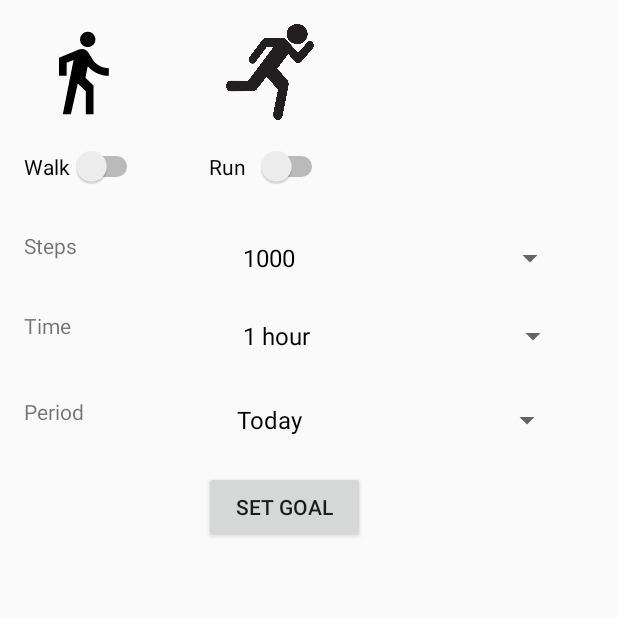
After one commit to SaadBenn/Go2Fit, an Android app: the fragment SetGoalsUI shown on its own in the app's theme, on a phone screen of 412 x 824 dp, the top half of it. The commit adds this screen. Run offline under Robolectric (Android 15) with nearby library versions, the phone set to English and light mode, and no system bars.

Commit message:
Combine with master

```diff
--- a/Go2Fit/source/app/src/main/java/comp3350/go2fit/Application/MainActivity.java
+++ b/Go2Fit/source/app/src/main/java/comp3350/go2fit/Application/MainActivity.java
@@ -34,6 +34,7 @@ public class MainActivity extends AppCompatActivity {
         layout.addTab(layout.newTab().setText(R.string.home));
         layout.addTab(layout.newTab().setText(R.string.challenges));
         layout.addTab(layout.newTab().setText(R.string.current_challenge));
+        layout.addTab(layout.newTab().setText("Set Goals"));
 
         layout.setTabGravity(TabLayout.GRAVITY_FILL);
 
--- a/Go2Fit/source/app/src/main/java/comp3350/go2fit/Application/PagerAdapter.java
+++ b/Go2Fit/source/app/src/main/java/comp3350/go2fit/Application/PagerAdapter.java
@@ -22,6 +22,7 @@ import android.support.v4.app.FragmentStatePagerAdapter;
 import comp3350.go2fit.PresentationLayer.ChallengesFragement;
 import comp3350.go2fit.PresentationLayer.HomePageFragement;
 import comp3350.go2fit.PresentationLayer.TrackProgressUI;
+import comp3350.go2fit.PresentationLayer.SetGoalsUI;
 
 /**
  * Fragment to return the clicked tab.
@@ -44,6 +45,8 @@ public class PagerAdapter extends FragmentStatePagerAdapter {
                 return new ChallengesFragement();
             case 2:
                 return new TrackProgressUI();
+            case 3:
+                return new SetGoalsUI();
             default:
                 return null;
         }
--- a/Go2Fit/source/app/src/main/java/comp3350/go2fit/Application/Services.java
+++ b/Go2Fit/source/app/src/main/java/comp3350/go2fit/Application/Services.java
@@ -6,12 +6,16 @@ import comp3350.go2fit.PersistenceLayer.TrackProgressPersistence;
 import comp3350.go2fit.PersistenceLayer.TrackProgressPersistenceStub;
 import comp3350.go2fit.PersistenceLayer.UserPersistence;
 import comp3350.go2fit.PersistenceLayer.UserPersistenceStub;
+import comp3350.go2fit.PersistenceLayer.SetGoalPersistence;
+import comp3350.go2fit.PersistenceLayer.SetGoalPersistenceStub;
+
 
 public class Services
 {
     private static ChallengePersistence challengePersistence = null;
     private static TrackProgressPersistence trackProgressPersistence = null;
     private static UserPersistence userPersistence = null;
+    private static SetGoalPersistence setGoalPersistence = null;
 
     public static synchronized ChallengePersistence getChallengePersistence()
     {
@@ -36,13 +40,23 @@ public class Services
     }
 
     public static synchronized UserPersistence getUserPersistence()
+{
+    if(userPersistence == null)
     {
-        if(userPersistence == null)
+        userPersistence = new UserPersistenceStub();
+        userPersistence.initializeDatabase();
+    }
+
+    return userPersistence;
+}
+    public static synchronized SetGoalPersistence getSetGoalPersistence()
+    {
+        if(setGoalPersistence == null)
         {
-            userPersistence = new UserPersistenceStub();
-            userPersistence.initializeDatabase();
+            setGoalPersistence = new SetGoalPersistenceStub();
+            setGoalPersistence.initializeDatabase();
         }
 
-        return userPersistence;
+        return setGoalPersistence;
     }
 }
--- /dev/null
+++ b/Go2Fit/source/app/src/main/java/comp3350/go2fit/BuisnessLayer/SetGoalLogic.java
@@ -0,0 +1,55 @@
+package comp3350.go2fit.BuisnessLayer;
+
+import comp3350.go2fit.Models.SetGoalModel;
+import android.widget.Switch;
+
+import comp3350.go2fit.Application.Services;
+import comp3350.go2fit.PersistenceLayer.SetGoalPersistence;
+
+public class SetGoalLogic
+{
+    SetGoalPersistence db;
+
+    public SetGoalLogic()
+    {
+        db = Services.getSetGoalPersistence();
+    }
+
+    public Object[] getData()
+    {
+
+        Object [] data=new Object[5];
+        data[0]=db.getSteps();
+        data[1]=db.getTime();
+        data[2]=db.getPeriod();
+
+        return data;
+    }
+
+    public String modeselected(Switch one,Switch two)
+    {
+        String result="";
+        if(one.isChecked())
+        {
+            two.setChecked(false);
+            result="walk";
+        }
+        else
+        {
+            if(two.isChecked())
+            {
+                one.setChecked(false);
+                result="Run";
+            }
+        }
+        return result;
+    }
+
+    public void setgoal(SetGoalModel model)
+    {
+        db.addgoal(model);
+    }
+
+
+
+}
--- /dev/null
+++ b/Go2Fit/source/app/src/main/java/comp3350/go2fit/Models/SetGoalModel.java
@@ -0,0 +1,41 @@
+package comp3350.go2fit.Models;
+
+import android.widget.Switch;
+
+import java.sql.Time;
+
+public class SetGoalModel {
+    private String mode;
+    private Integer steps;
+    private String time;
+    private String period;
+
+    public SetGoalModel(String mode,Integer steps,String time,String period)
+    {
+        this.mode=mode;
+        this.steps=steps;
+        this.time=time;
+        this.period=period;
+    }
+    public String getMode() {
+        return mode;
+
+    }
+    public Integer getSteps()
+
+    {
+        return steps;
+    }
+
+    public String  getTime()
+    {
+        return time;
+    }
+    public String getPeriod()
+    {
+        return period;
+    }
+
+
+
+}
--- /dev/null
+++ b/Go2Fit/source/app/src/main/java/comp3350/go2fit/PersistenceLayer/SetGoalPersistence.java
@@ -0,0 +1,17 @@
+package comp3350.go2fit.PersistenceLayer;
+
+import comp3350.go2fit.Models.SetGoalModel;
+
+public interface SetGoalPersistence {
+
+    public void initializeDatabase();
+    public String[] getPeriod();
+
+    public String[] getTime();
+
+    public Integer[] getSteps();
+
+
+    public void addgoal(SetGoalModel model);
+
+}
--- /dev/null
+++ b/Go2Fit/source/app/src/main/java/comp3350/go2fit/PersistenceLayer/SetGoalPersistenceStub.java
@@ -0,0 +1,43 @@
+package comp3350.go2fit.PersistenceLayer;
+
+import comp3350.go2fit.Models.SetGoalModel;
+import java.sql.Time;
+import java.util.ArrayList;
+
+public class SetGoalPersistenceStub implements SetGoalPersistence{
+
+    private String[] period;
+    private Integer[] steps;
+    private String[] time;
+    private ArrayList<SetGoalModel> goalset;
+
+    public SetGoalPersistenceStub()
+    {
+
+    }
+
+    public void initializeDatabase()
+    {
+        period=new String[]{"Today","Weekly","Monthly"};
+        steps=new Integer[]{1000,2000,3000};
+        time=new String[]{"1 hour","2 hours"};
+        goalset=new ArrayList<SetGoalModel>();
+    }
+
+    public String[] getPeriod()
+    {
+        return period;
+    }
+    public String[] getTime() {
+        return time;
+    }
+    public Integer[] getSteps()
+    {
+        return steps;
+    }
+
+    public void addgoal(SetGoalModel model)
+    {
+        goalset.add(model);
+    }
+}
--- /dev/null
+++ b/Go2Fit/source/app/src/main/java/comp3350/go2fit/PresentationLayer/SetGoalsUI.java
@@ -0,0 +1,122 @@
+package comp3350.go2fit.PresentationLayer;
+
+import comp3350.go2fit.Models.SetGoalModel;
+import comp3350.go2fit.BuisnessLayer.SetGoalLogic;
+import comp3350.go2fit.R;
+import android.support.v4.app.Fragment;
+import android.app.FragmentManager;
+import android.app.FragmentTransaction;
+import android.os.Bundle;
+import android.view.LayoutInflater;
+import android.view.View;
+import android.view.ViewGroup;
+import android.widget.AdapterView;
+import android.widget.ArrayAdapter;
+import android.widget.Button;
+import android.widget.CompoundButton;
+import android.widget.Spinner;
+import android.widget.Switch;
+
+public class SetGoalsUI extends Fragment implements CompoundButton.OnCheckedChangeListener,AdapterView.OnItemSelectedListener
+{
+
+    Switch walk_btn;
+    Switch run_btn;
+    SetGoalModel setmodel;
+    SetGoalLogic logicclass;
+    String modeselected;
+    Integer stepselected;
+    String timeselected;
+    String periodselected;
+    Button setgoalbt;
+
+    public SetGoalsUI()
+    {
+        logicclass=new SetGoalLogic();
+    }
+
+    @Override
+    public View onCreateView(LayoutInflater inflater, ViewGroup container, Bundle savedInstanceState)
+    {
+
+        View view=inflater.inflate(R.layout.setgoals,container,false);
+
+
+        Spinner spinner= view.findViewById(R.id.spinner_steps);
+        Spinner spinner1=view.findViewById(R.id.spinner_time);
+        Spinner spinner2=view.findViewById(R.id.spinnerFor);
+
+        walk_btn=view.findViewById(R.id.switch_Walk);
+        run_btn=view.findViewById(R.id.switch_Run);
+
+        walk_btn.setOnCheckedChangeListener(this);
+        run_btn.setOnCheckedChangeListener(this);
+
+        Object[] data=logicclass.getData();
+
+
+
+
+        ArrayAdapter<Integer> stepsview=new ArrayAdapter<>(getActivity(),R.layout.support_simple_spinner_dropdown_item,(Integer[])data[0]);
+        ArrayAdapter<String> timeview=new ArrayAdapter<>(getActivity(),R.layout.support_simple_spinner_dropdown_item,(String[])data[1]);
+        ArrayAdapter<String> periodview=new ArrayAdapter<>(getActivity(),R.layout.support_simple_spinner_dropdown_item,(String[])data[2]);
+
+
+        stepsview.setDropDownViewResource(R.layout.support_simple_spinner_dropdown_item);
+        timeview.setDropDownViewResource(R.layout.support_simple_spinner_dropdown_item);
+        periodview.setDropDownViewResource(R.layout.support_simple_spinner_dropdown_item);
+        spinner1.setAdapter(timeview);
+        spinner.setAdapter(stepsview);
+        spinner2.setAdapter(periodview);
+
+        spinner.setOnItemSelectedListener(this);
+        spinner2.setOnItemSelectedListener(this);
+        timeselected="1 hour";
+
+        setmodel=new SetGoalModel(modeselected,stepselected,timeselected,periodselected);
+
+        setgoalbt=view.findViewById(R.id.setgoalbtn);
+
+        setgoalbt.setOnClickListener(new View.OnClickListener() {
+            @Override
+            public void onClick(View view)
+            {
+                logicclass.setgoal(setmodel);
+
+            }
+        });
+
+        return view;
+
+    }
+
+
+    @Override
+    public void onCheckedChanged(CompoundButton compoundButton, boolean b)
+    {
+        modeselected=logicclass.modeselected(walk_btn,run_btn);
+
+    }
+
+    @Override
+    public void onItemSelected(AdapterView<?> adapterView, View view, int i, long l)
+    {
+        if(adapterView.getItemAtPosition(i) instanceof Integer)
+        {
+            stepselected=(Integer)adapterView.getItemAtPosition(i);
+        }
+        else
+        {
+            if(adapterView.getItemAtPosition(i) instanceof String)
+            {
+                periodselected=(String) adapterView.getItemAtPosition(i);
+            }
+        }
+
+    }
+
+    @Override
+    public void onNothingSelected(AdapterView<?> adapterView) {
+
+    }
+}
--- /dev/null
+++ b/Go2Fit/source/app/src/main/res/drawable/ic_directions_walk_black_24dp.xml
@@ -0,0 +1,9 @@
+<vector xmlns:android="http://schemas.android.com/apk/res/android"
+    android:width="24dp"
+    android:height="24dp"
+    android:viewportWidth="24.0"
+    android:viewportHeight="24.0">
+    <path
+        android:fillColor="#FF000000"
+        android:pathData="M13.5,5.5c1.1,0 2,-0.9 2,-2s-0.9,-2 -2,-2 -2,0.9 -2,2 0.9,2 2,2zM9.8,8.9L7,23h2.1l1.8,-8 2.1,2v6h2v-7.5l-2.1,-2 0.6,-3C14.8,12 16.8,13 19,13v-2c-1.9,0 -3.5,-1 -4.3,-2.4l-1,-1.6c-0.4,-0.6 -1,-1 -1.7,-1 -0.3,0 -0.5,0.1 -0.8,0.1L6,8.3V13h2V9.6l1.8,-0.7"/>
+</vector>
--- /dev/null
+++ b/Go2Fit/source/app/src/main/res/layout/setgoals.xml
@@ -0,0 +1,133 @@
+<?xml version="1.0" encoding="utf-8"?>
+<android.support.constraint.ConstraintLayout
+    xmlns:android="http://schemas.android.com/apk/res/android" android:layout_width="match_parent"
+    android:layout_height="match_parent"
+    xmlns:tools="http://schemas.android.com/tools"
+    xmlns:app="http://schemas.android.com/apk/res-auto"
+    >
+
+    <TextView
+        android:id="@+id/steps_text"
+        android:layout_width="118dp"
+        android:layout_height="33dp"
+        android:layout_marginLeft="16dp"
+        android:layout_marginStart="16dp"
+        android:layout_marginTop="28dp"
+        android:text="Steps"
+        app:layout_constraintStart_toStartOf="parent"
+        app:layout_constraintTop_toBottomOf="@+id/switch_Walk" />
+
+    <Spinner
+        android:id="@+id/spinner_steps"
+        android:layout_width="223dp"
+        android:layout_height="36dp"
+        android:layout_marginLeft="20dp"
+        android:layout_marginStart="20dp"
+        android:layout_marginTop="28dp"
+        app:layout_constraintStart_toEndOf="@+id/steps_text"
+        app:layout_constraintTop_toBottomOf="@+id/switch_Run" />
+
+    <TextView
+        android:id="@+id/Time"
+        android:layout_width="118dp"
+        android:layout_height="33dp"
+        android:layout_marginLeft="16dp"
+        android:layout_marginStart="16dp"
+        android:layout_marginTop="20dp"
+        android:text="Time"
+        app:layout_constraintStart_toStartOf="parent"
+        app:layout_constraintTop_toBottomOf="@+id/steps_text" />
+
+    <Spinner
+        android:id="@+id/spinner_time"
+        android:layout_width="225dp"
+        android:layout_height="36dp"
+        android:layout_marginLeft="20dp"
+        android:layout_marginStart="20dp"
+        android:layout_marginTop="16dp"
+        app:layout_constraintStart_toEndOf="@+id/Time"
+        app:layout_constraintTop_toBottomOf="@+id/spinner_steps" />
+
+    <Switch
+        android:id="@+id/switch_Run"
+        android:layout_width="79dp"
+        android:layout_height="30dp"
+        android:layout_alignParentTop="true"
+        android:layout_marginLeft="44dp"
+        android:layout_marginStart="44dp"
+        android:layout_marginTop="16dp"
+        android:text="Run"
+        app:layout_constraintStart_toEndOf="@+id/switch_Walk"
+        app:layout_constraintTop_toBottomOf="@+id/img_Run" />
+
+    <ImageView
+        android:id="@+id/img_Run"
+        android:layout_width="61dp"
+        android:layout_height="64dp"
+        android:layout_alignParentTop="true"
+        android:layout_marginLeft="64dp"
+        android:layout_marginStart="64dp"
+        android:layout_marginTop="16dp"
+        app:layout_constraintStart_toEndOf="@+id/img_Walk"
+        app:layout_constraintTop_toTopOf="parent"
+        app:srcCompat="@drawable/runner_stickman"
+        tools:ignore="VectorDrawableCompat" />
+
+    <Button
+        android:id="@+id/setgoalbtn"
+        android:layout_width="107dp"
+        android:layout_height="wrap_content"
+        android:layout_marginLeft="136dp"
+        android:layout_marginStart="136dp"
+        android:layout_marginTop="16dp"
+        android:text="Set Goal"
+        app:layout_constraintStart_toStartOf="parent"
+        app:layout_constraintTop_toBottomOf="@+id/spinnerFor" />
+
+    <TextView
+        android:id="@+id/textView5"
+        android:layout_width="118dp"
+        android:layout_height="33dp"
+        android:layout_marginLeft="16dp"
+        android:layout_marginStart="16dp"
+        android:layout_marginTop="24dp"
+        android:text="Period"
+        app:layout_constraintStart_toStartOf="parent"
+        app:layout_constraintTop_toBottomOf="@+id/Time" />
+
+    <Spinner
+        android:id="@+id/spinnerFor"
+        android:layout_width="225dp"
+        android:layout_height="36dp"
+        android:layout_marginLeft="16dp"
+        android:layout_marginStart="16dp"
+        android:layout_marginTop="20dp"
+        app:layout_constraintStart_toEndOf="@+id/textView5"
+        app:layout_constraintTop_toBottomOf="@+id/spinner_time" />
+
+    <Switch
+        android:id="@+id/switch_Walk"
+        android:layout_width="79dp"
+        android:layout_height="30dp"
+        android:layout_alignParentTop="true"
+        android:layout_marginLeft="16dp"
+        android:layout_marginStart="16dp"
+        android:layout_marginTop="16dp"
+        android:text="Walk"
+        app:layout_constraintStart_toStartOf="parent"
+        app:layout_constraintTop_toBottomOf="@+id/img_Walk" />
+
+    <ImageView
+        android:id="@+id/img_Walk"
+        android:layout_width="61dp"
+        android:layout_height="64dp"
+        android:layout_alignParentTop="true"
+        android:layout_marginLeft="24dp"
+        android:layout_marginStart="24dp"
+        android:layout_marginTop="16dp"
+        app:layout_constraintStart_toStartOf="parent"
+        app:layout_constraintTop_toTopOf="parent"
+        app:srcCompat="@drawable/ic_directions_walk_black_24dp"
+        tools:ignore="VectorDrawableCompat" />
+
+</android.support.constraint.ConstraintLayout>
```
Also changed, not shown: 12 other files.
